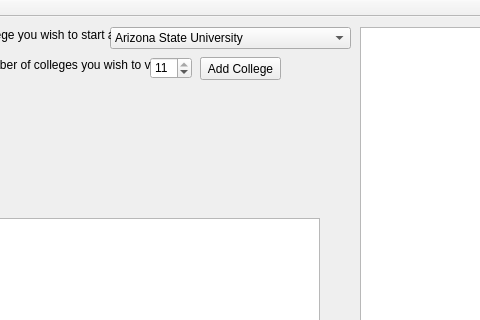
The window that CollegeTour/mainwindow.ui (25wes25/caramelDelights) describes before a commit, drawn with Qt 5; both pictures show x 90 to 570 and y 0 to 320 of the 887 by 519 pixel window.
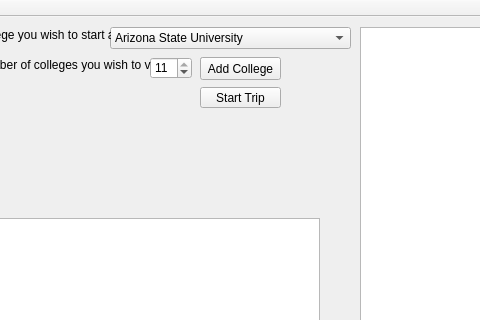
The same window after the commit.

```diff
--- a/CollegeTour/mainwindow.ui
+++ b/CollegeTour/mainwindow.ui
@@ -216,6 +216,19 @@
      <string>Add College</string>
     </property>
    </widget>
+   <widget class="QPushButton" name="startTrip">
+    <property name="geometry">
+     <rect>
+      <x>290</x>
+      <y>70</y>
+      <width>81</width>
+      <height>21</height>
+     </rect>
+    </property>
+    <property name="text">
+     <string>Start Trip</string>
+    </property>
+   </widget>
    <zorder>layoutWidget</zorder>
    <zorder>comboCollege</zorder>
    <zorder>labelCollege</zorder>
```
Left out of the diff: 1 changed line with no effect on the pictures.
